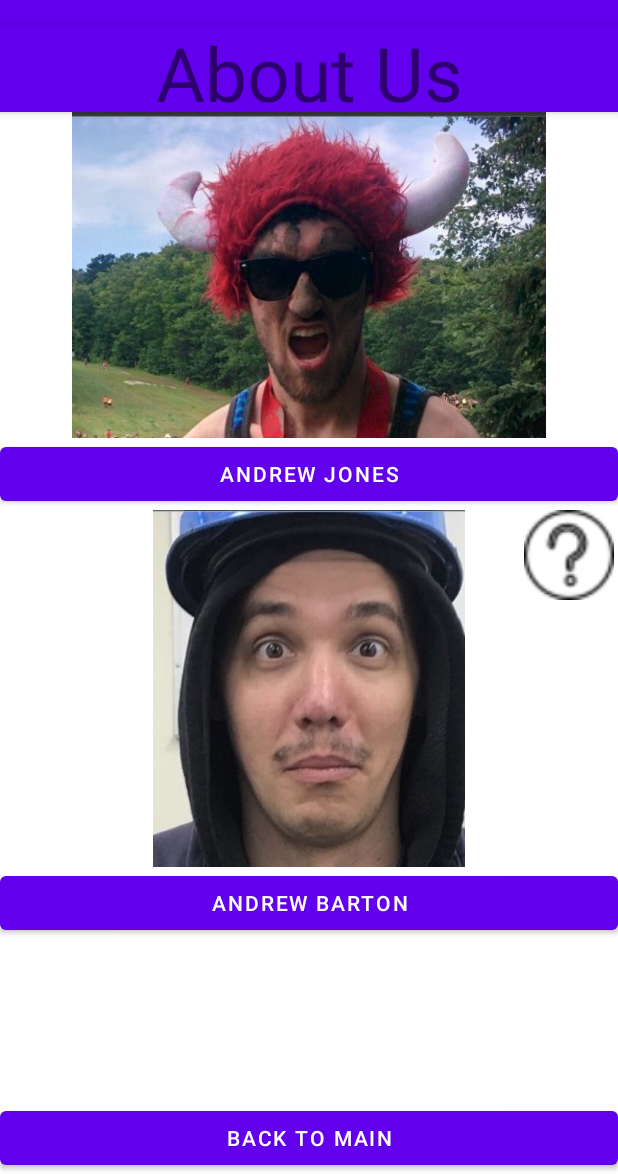
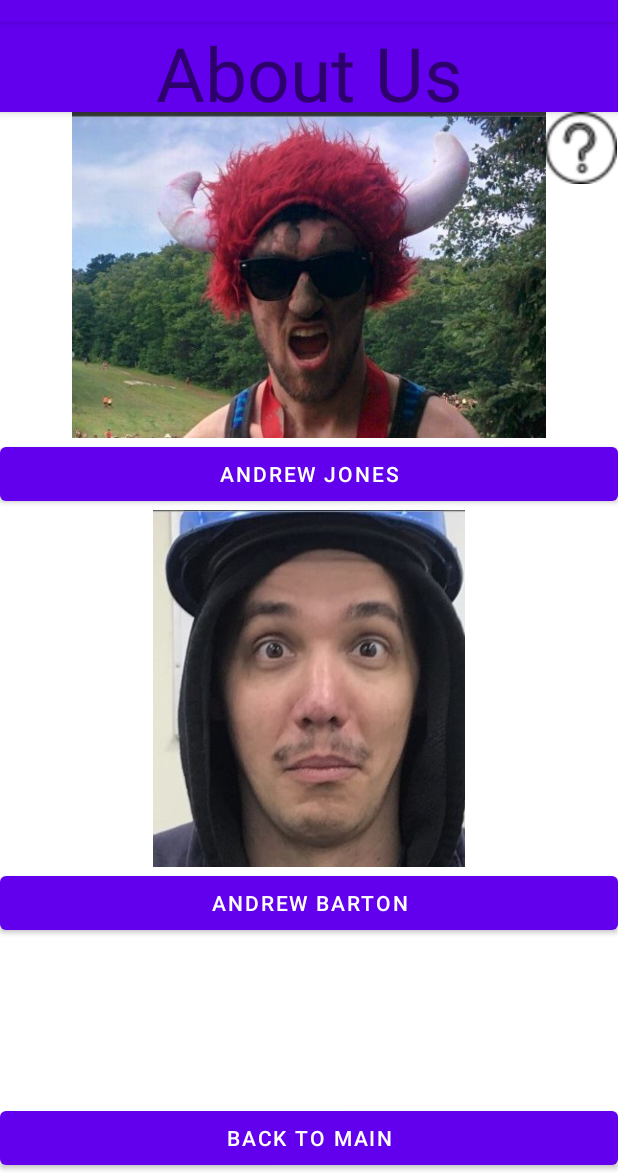
Before and after one commit to JONE0738/NasaEarthImageryDatabase, an Android app: the nav_about screen opened directly, with no data from a screen before it, on a phone screen of 412 x 824 dp, the part 62-1236 px from its top. Run offline under Robolectric (Android 15) with nearby library versions, the phone set to English and light mode, and no system bars.

Commit message:
merged branches, changed alertdialog button in aboutus

```diff
--- a/app/src/main/res/layout/nav_about.xml
+++ b/app/src/main/res/layout/nav_about.xml
@@ -34,7 +34,13 @@
 
 
         </com.google.android.material.appbar.AppBarLayout>
-
+        <ImageButton
+            android:id="@+id/about_help"
+            android:layout_width="48dp"
+            android:layout_height="48dp"
+            android:layout_marginLeft="363dp"
+            android:onClick="aboutHelpDialog"
+            android:background="@drawable/question"/>
 
         <Button
             android:id="@+id/jones"
@@ -44,17 +50,6 @@
             android:layout_column="0"
             android:textAlignment="center"
             android:text="@string/jones" />
-
-        <ImageButton
-            android:id="@+id/about_help"
-            android:layout_width="60dp"
-            android:layout_height="60dp"
-            android:layout_marginLeft="349dp"
-            android:onClick="aboutHelpDialog"
-            android:background="@drawable/question"/>
-
-
-
 
         <Button
             android:id="@+id/barton"
```
